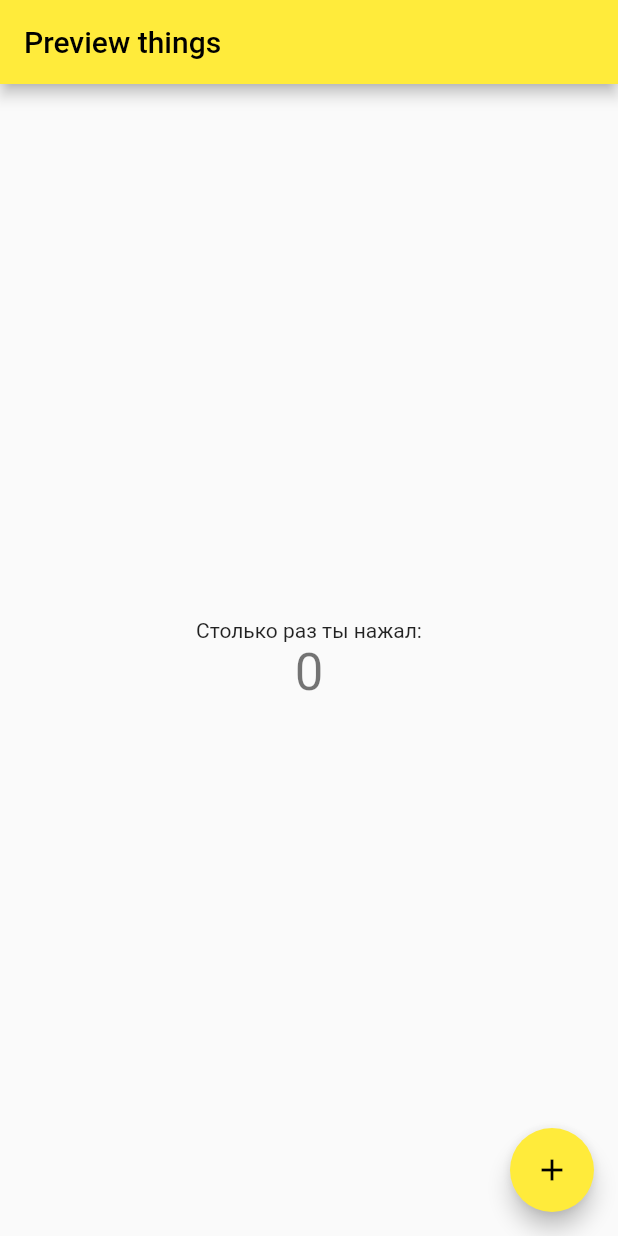
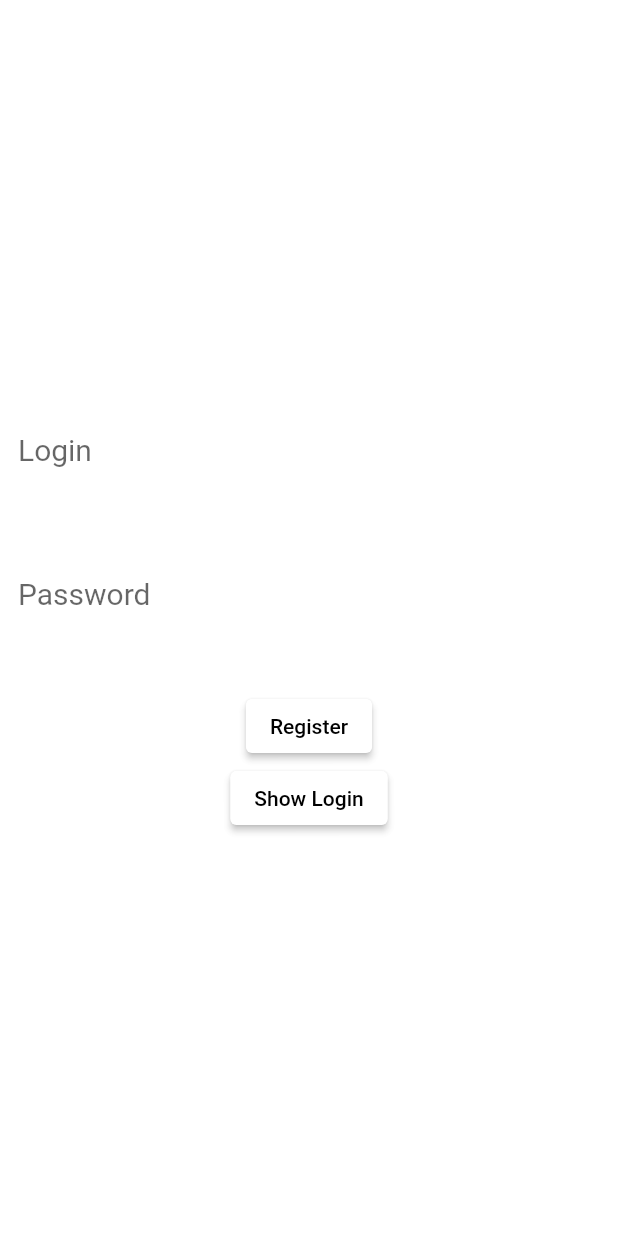
Before and after one commit to ItsYourFrieand/demo-my-app, a Flutter app: the screen it shows after launch, on a phone screen of 412 x 824 dp. Run offline on Flutter 3.47's test engine with Material 2 defaults, Android fonts, the phone set to English and light mode, and no system bars.

Commit message:
Переделал приложение Сделал каркас полей для пароля и логина Осуществил переход на другой экран с получением данных из первого и вывода их на в виде виджета Text Структуризовал проект

```diff
--- a/lib/main.dart
+++ b/lib/main.dart
@@ -1,133 +1,7 @@
 import 'package:flutter/material.dart';
 
+import 'screens/homepage.dart';
+
 void main() {
-  runApp(const MyApp());
-
-  counterNum();
+  runApp(const StartApp());
 }
-
-
-
-void counterNum () {
-  var list1 = [];
-  int a = 0;
-  while (a < 15 ){
-  a++;
-  list1.add(a);
-  }
-  print("Первый элемент списка: ${list1.first}");
-  print("Последний элемент списка: ${list1.last}");
-  print("Длина списка: ${list1.length}");
-  print(list1.join(", "));
-}
-
-
-class MyApp extends StatelessWidget {
-  const MyApp({super.key});
-
-  // This widget is the root of your application.
-  @override
-  Widget build(BuildContext context) {
-    return MaterialApp(
-      title: 'Flutter Demo',
-      theme: ThemeData(
-        // This is the theme of your application.
-        //
-        // Try running your application with "flutter run". You'll see the
-        // application has a blue toolbar. Then, without quitting the app, try
-        // changing the primarySwatch below to Colors.green and then invoke
-        // "hot reload" (press "r" in the console where you ran "flutter run",
-        // or simply save your changes to "hot reload" in a Flutter IDE).
-        // Notice that the counter didn't reset back to zero; the application
-        // is not restarted.
-        primarySwatch: Colors.yellow,
-      ),
-      home: const MyHomePage(title: 'Preview things'),
-    );
-  }
-}
-
-class MyHomePage extends StatefulWidget {
-  const MyHomePage({super.key, required this.title});
-
-  // This widget is the home page of your application. It is stateful, meaning
-  // that it has a State object (defined below) that contains fields that affect
-  // how it looks.
-
-  // This class is the configuration for the state. It holds the values (in this
-  // case the title) provided by the parent (in this case the App widget) and
-  // used by the build method of the State. Fields in a Widget subclass are
-  // always marked "final".
-
-  final String title;
-
-  @override
-  State<MyHomePage> createState() => _MyHomePageState();
-}
-
-class _MyHomePageState extends State<MyHomePage> {
-  int _counter = 0;
-
-  void _incrementCounter() {
-    setState(() {
-      // This call to setState tells the Flutter framework that something has
-      // changed in this State, which causes it to rerun the build method below
-      // so that the display can reflect the updated values. If we changed
-      // _counter without calling setState(), then the build method would not be
-      // called again, and so nothing would appear to happen.
-      _counter++;
-    });
-  }
-
-  @override
-  Widget build(BuildContext context) {
-    // This method is rerun every time setState is called, for instance as done
-    // by the _incrementCounter method above.
-    //
-    // The Flutter framework has been optimized to make rerunning build methods
-    // fast, so that you can just rebuild anything that needs updating rather
-    // than having to individually change instances of widgets.
-    return Scaffold(
-      appBar: AppBar(
-        // Here we take the value from the MyHomePage object that was created by
-        // the App.build method, and use it to set our appbar title.
-        title: Text(widget.title),
-      ),
-      body: Center(
-        // Center is a layout widget. It takes a single child and positions it
-        // in the middle of the parent.
-        child: Column(
-          // Column is also a layout widget. It takes a list of children and
-          // arranges them vertically. By default, it sizes itself to fit its
-          // children horizontally, and tries to be as tall as its parent.
-          //
-          // Invoke "debug painting" (press "p" in the console, choose the
-          // "Toggle Debug Paint" action from the Flutter Inspector in Android
-          // Studio, or the "Toggle Debug Paint" command in Visual Studio Code)
-          // to see the wireframe for each widget.
-          //
-          // Column has various properties to control how it sizes itself and
-          // how it positions its children. Here we use mainAxisAlignment to
-          // center the children vertically; the main axis here is the vertical
-          // axis because Columns are vertical (the cross axis would be
-          // horizontal).
-          mainAxisAlignment: MainAxisAlignment.center,
-          children: <Widget>[
-            const Text(
-              'Столько раз ты нажал:',
-            ),
-            Text(
-              '$_counter',
-              style: Theme.of(context).textTheme.headline4,
-            ),
-          ],
-        ),
-      ),
-      floatingActionButton: FloatingActionButton(
-        onPressed: _incrementCounter,
-        tooltip: 'Increment',
-        child: const Icon(Icons.add),
-      ), // This trailing comma makes auto-formatting nicer for build methods.
-    );
-  }
-}
--- /dev/null
+++ b/lib/screens/authorization_screen.dart
@@ -0,0 +1,52 @@
+import 'package:flutter/material.dart';
+//import '/utils/utils.dart';
+
+class ScreenAuthorization extends StatelessWidget {
+
+  final String? login;
+  final String? password;
+  const ScreenAuthorization({super.key, this.login, this.password});
+
+
+  @override
+  Widget build(BuildContext context) {
+
+    final formKey = GlobalKey<FormState>();
+
+
+    return Scaffold(
+
+      backgroundColor: Colors.white60,
+      body: Center(
+
+        child: Form(
+          key: formKey,
+          child: Column(
+            mainAxisAlignment: MainAxisAlignment.center,
+            children: <Widget>[
+              Text(login??"_", style:const TextStyle(fontSize:50),),
+
+              const SizedBox(height: 30),
+
+              Text(password??"_", style:const TextStyle(fontSize:50),),
+
+              const SizedBox(height: 30),
+
+              ElevatedButton(
+                style: ButtonStyle(
+                  backgroundColor:
+                  MaterialStateProperty.resolveWith((states) => Colors.white),
+                ),
+                onPressed: () => Navigator.pop(context),
+                child: const Text("Back", style: TextStyle(color: Colors.black),),
+              ),
+
+            ],
+          ),
+        ),
+
+      ),
+
+    );
+  }
+}
--- /dev/null
+++ b/lib/screens/homepage.dart
@@ -0,0 +1,15 @@
+import 'package:flutter/material.dart';
+
+import 'register_screen.dart';
+
+class StartApp extends StatelessWidget {
+
+  const StartApp({super.key});
+
+  @override
+  Widget build(BuildContext context) {
+    return const MaterialApp(
+      home: ScreenRegister(),
+    );
+  }
+}
--- /dev/null
+++ b/lib/screens/register_screen.dart
@@ -0,0 +1,95 @@
+import 'package:flutter/material.dart';
+import 'package:flutter/services.dart';
+//import 'package:shared_preferences/shared_preferences.dart';
+import '/utils/utils.dart';
+import 'authorization_screen.dart';
+
+class ScreenRegister extends StatefulWidget {
+
+
+  const ScreenRegister({super.key});
+
+  @override
+  State<ScreenRegister> createState() => _ScreenRegisterState();
+}
+
+
+class _ScreenRegisterState extends State<ScreenRegister> {
+
+ String _login = "Login";
+ String _password = "Password";
+ final formKey = GlobalKey<FormState>();
+
+ void submit (){
+   final form = formKey.currentState;
+   form == null ? "No text on form" : form.save();
+   performLogin();
+ }
+
+ void performLogin(){
+   hideKeyboard();
+   Navigator.push(
+       context,
+       MaterialPageRoute(
+           builder: (context) =>
+               ScreenAuthorization(
+                   login: _login,
+                   password: _password,
+               ),
+       ),
+   );
+ }
+
+ void hideKeyboard(){
+   SystemChannels.textInput.invokeMethod('TextInput.hide');
+ }
+
+  @override
+  Widget build(BuildContext context) {
+    return Scaffold(
+      backgroundColor: Colors.white60,
+      body: Center(
+        child: Form(
+          key: formKey,
+          child: Column(
+            mainAxisAlignment: MainAxisAlignment.center,
+            children: <Widget>[
+              TextFormField(
+                decoration: UtilsMaterial.decorationFieldTextLogin,
+                style: UtilsMaterial.sizeTextBlack,
+                onSaved: (value)=> _login = value!,
+
+              ),
+              const SizedBox(height: 30),
+              TextFormField(
+                decoration: UtilsMaterial.decorationFieldTextPassword,
+                style: UtilsMaterial.sizeTextBlack,
+                obscureText: true,
+                onSaved: (val) => _password = val!,
+
+              ),
+              const SizedBox(height: 30),
+              ElevatedButton(
+                style: ButtonStyle(
+                  backgroundColor:
+                      MaterialStateProperty.resolveWith((states) => Colors.white),
+                ),
+                onPressed: submit,
+                child: const Text("Register", style: TextStyle(color: Colors.black),),
+              ),
+              ElevatedButton(
+                style: ButtonStyle(
+                  backgroundColor:
+                  MaterialStateProperty.resolveWith((states) => Colors.white),
+                ),
+                onPressed: (){},
+                child: const Text("Show Login", style: TextStyle(color: Colors.black),),
+              ),
+
+            ],
+          ),
+        ),
+      ),
+    );
+  }
+}
--- /dev/null
+++ b/lib/utils/utils.dart
@@ -0,0 +1,20 @@
+import 'package:flutter/material.dart';
+
+abstract class UtilsMaterial {
+
+  static const sizeTextBlack = TextStyle(fontSize: 20, color: Colors.black);
+  static const sizeTextWhite = TextStyle(fontSize: 20, color: Colors.white);
+  static const decorationFieldTextLogin = InputDecoration(
+      fillColor: Colors.white,
+      filled: true,
+      border: InputBorder.none,
+      labelText: "Login"
+  );
+  static const decorationFieldTextPassword = InputDecoration(
+      fillColor: Colors.white,
+      filled: true,
+      border: InputBorder.none,
+      labelText: "Password"
+  );
+
+}
--- a/pubspec.yaml
+++ b/pubspec.yaml
@@ -36,6 +36,7 @@ dependencies:
   # The following adds the Cupertino Icons font to your application.
   # Use with the CupertinoIcons class for iOS style icons.
   cupertino_icons: ^1.0.2
+  shared_preferences: ^2.0.15
 
 dev_dependencies:
   flutter_test:
```
Also changed, not shown: pubspec.lock, 1 other file.
